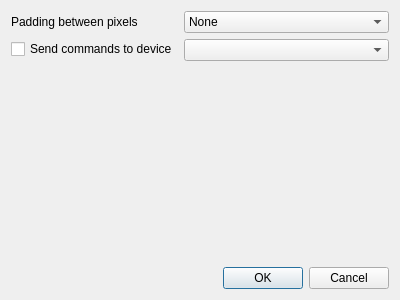
Old version of the form gui/window/settingsdialog.ui in the repository 8bitbuddhist/PixelMaestro.
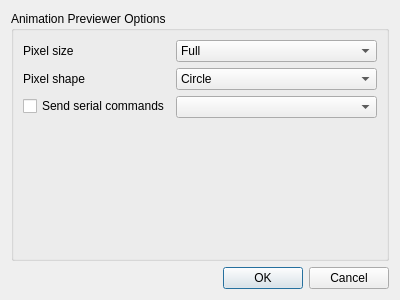
New version of the form.

Commit message: Added options to change the size and shape of Pixels rendered.

```diff
--- a/gui/window/settingsdialog.ui
+++ b/gui/window/settingsdialog.ui
@@ -14,51 +14,6 @@
    <string>Dialog</string>
   </property>
   <layout class="QGridLayout" name="gridLayout">
-   <item row="0" column="0">
-    <layout class="QFormLayout" name="formLayout">
-     <item row="1" column="0">
-      <widget class="QCheckBox" name="serialCheckBox">
-       <property name="text">
-        <string>Send commands to device</string>
-       </property>
-      </widget>
-     </item>
-     <item row="1" column="1">
-      <widget class="QComboBox" name="serialPortComboBox"/>
-     </item>
-     <item row="0" column="0">
-      <widget class="QLabel" name="label">
-       <property name="text">
-        <string>Padding between pixels</string>
-       </property>
-      </widget>
-     </item>
-     <item row="0" column="1">
-      <widget class="QComboBox" name="paddingComboBox">
-       <item>
-        <property name="text">
-         <string>None</string>
-        </property>
-       </item>
-       <item>
-        <property name="text">
-         <string>Small</string>
-        </property>
-       </item>
-       <item>
-        <property name="text">
-         <string>Medium</string>
-        </property>
-       </item>
-       <item>
-        <property name="text">
-         <string>Large</string>
-        </property>
-       </item>
-      </widget>
-     </item>
-    </layout>
-   </item>
    <item row="1" column="0">
     <widget class="QDialogButtonBox" name="buttonBox">
      <property name="orientation">
@@ -69,6 +24,81 @@
      </property>
     </widget>
    </item>
+   <item row="0" column="0">
+    <widget class="QGroupBox" name="pixelGroupBox">
+     <property name="title">
+      <string>Animation Previewer Options</string>
+     </property>
+     <layout class="QGridLayout" name="gridLayout_2">
+      <item row="2" column="0">
+       <layout class="QFormLayout" name="formLayout_3">
+        <item row="0" column="0">
+         <widget class="QLabel" name="label">
+          <property name="text">
+           <string>Pixel size</string>
+          </property>
+         </widget>
+        </item>
+        <item row="0" column="1">
+         <widget class="QComboBox" name="paddingComboBox">
+          <item>
+           <property name="text">
+            <string>Full</string>
+           </property>
+          </item>
+          <item>
+           <property name="text">
+            <string>Large</string>
+           </property>
+          </item>
+          <item>
+           <property name="text">
+            <string>Medium</string>
+           </property>
+          </item>
+          <item>
+           <property name="text">
+            <string>Small</string>
+           </property>
+          </item>
+         </widget>
+        </item>
+        <item row="1" column="0">
+         <widget class="QLabel" name="label_2">
+          <property name="text">
+           <string>Pixel shape</string>
+          </property>
+         </widget>
+        </item>
+        <item row="1" column="1">
+         <widget class="QComboBox" name="pixelShapeComboBox">
+          <item>
+           <property name="text">
+            <string>Circle</string>
+           </property>
+          </item>
+          <item>
+           <property name="text">
+            <string>Square</string>
+           </property>
+          </item>
+         </widget>
+        </item>
+        <item row="2" column="0">
+         <widget class="QCheckBox" name="serialCheckBox">
+          <property name="text">
+           <string>Send serial commands</string>
+          </property>
+         </widget>
+        </item>
+        <item row="2" column="1">
+         <widget class="QComboBox" name="serialPortComboBox"/>
+        </item>
+       </layout>
+      </item>
+     </layout>
+    </widget>
+   </item>
   </layout>
  </widget>
  <resources/>
```
Left out of the diff: 2 changed lines with no effect on the pictures. The commit also changes 5 other files.
